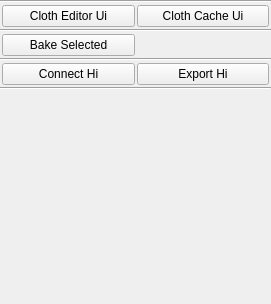
Before: the Qt Designer form tools/maya/cloth/clothBox/ud/wgSimuBox.ui in snaress/studio, drawn with Qt 5.
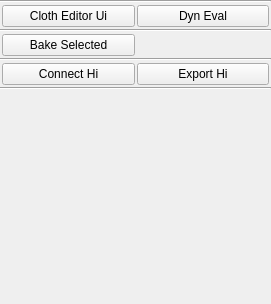
After: the same form once the commit is applied.

Commit message: Refactor: clothCache -> dynEval

```diff
--- a/tools/maya/cloth/clothBox/ud/wgSimuBox.ui
+++ b/tools/maya/cloth/clothBox/ud/wgSimuBox.ui
@@ -84,7 +84,7 @@
         <bool>true</bool>
        </property>
        <property name="text">
-        <string>Cloth Cache Ui</string>
+        <string>Dyn Eval</string>
        </property>
        <property name="iconSize">
         <size>
```
The commit also changes 31 other files.
